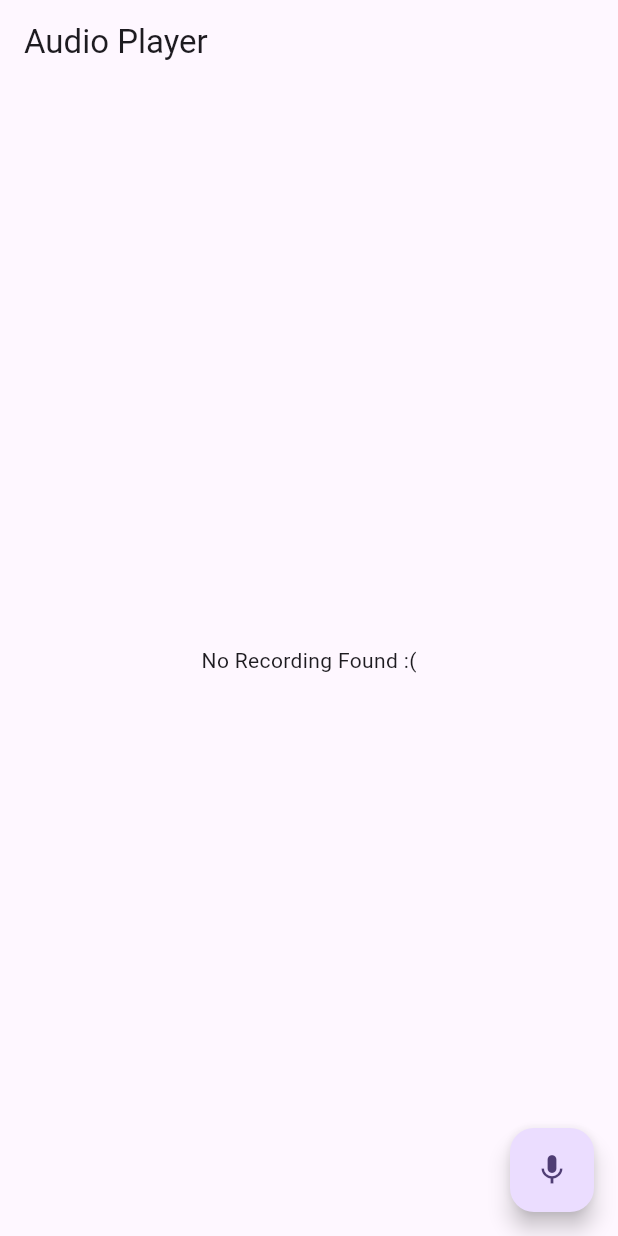
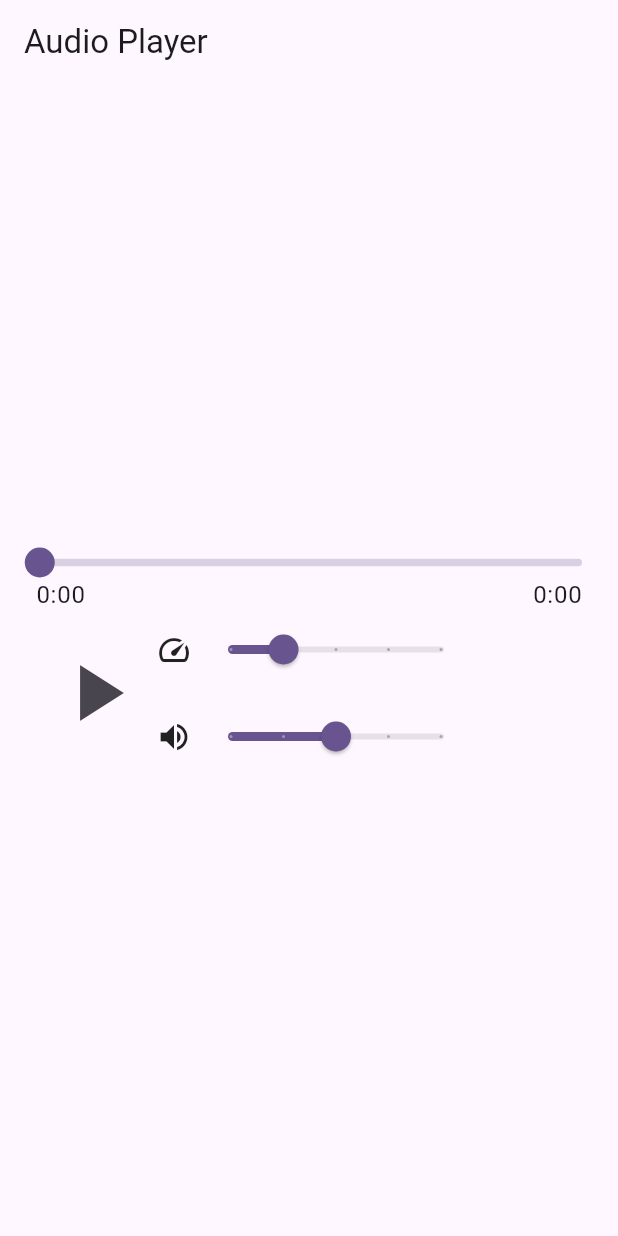
Before and after one commit to Rawnak003/audio_player_recorder, a Flutter app: the screen it shows after launch, on a phone screen of 412 x 824 dp. Run offline on Flutter 3.47's test engine with Material 3 defaults, Android fonts, the phone set to English and light mode, and no system bars; drawn by our look-alikes of audio_video_progress_bar; our stand-ins replace just_audio.

Commit message:
feat: added a proper controlable audio player

```diff
--- a/lib/screen/home_screen.dart
+++ b/lib/screen/home_screen.dart
@@ -1,10 +1,6 @@
-import 'dart:io';
-
+import 'package:audio_video_progress_bar/audio_video_progress_bar.dart';
 import 'package:flutter/material.dart';
 import 'package:just_audio/just_audio.dart';
-import 'package:path/path.dart' as path;
-import 'package:path_provider/path_provider.dart';
-import 'package:record/record.dart';
 
 class HomeScreen extends StatefulWidget {
   const HomeScreen({super.key});
@@ -14,84 +10,150 @@ class HomeScreen extends StatefulWidget {
 }
 
 class _HomeScreenState extends State<HomeScreen> {
-  String? recordingPath;
+  final _player = AudioPlayer();
 
-  final AudioRecorder audioRecorder = AudioRecorder();
-  final AudioPlayer audioPlayer = AudioPlayer();
+  @override
+  void initState() {
+    super.initState();
+    WidgetsFlutterBinding.ensureInitialized();
+    _initAudioPlayer();
+  }
 
-  bool isRecording = false;
-  bool isPlaying = false;
+  Future<void> _initAudioPlayer() async {
+    _player.playbackEventStream.listen(
+      (event) {},
+      onError: (Object e, StackTrace stackTrace) {
+        debugPrint('A stream error occurred: $e');
+      },
+    );
+    try {
+      await _player.setAudioSource(
+        AudioSource.uri(
+          Uri.parse(
+            'https://orangefreesounds.com/wp-content/uploads/2023/10/Calm-sea-sound-effect.mp3',
+          ),
+        ),
+      );
+    } catch (e) {
+      debugPrint("Error loading audio source: $e");
+    }
+  }
+
+  Widget _playerControlButton() {
+    return StreamBuilder<PlayerState>(
+      stream: _player.playerStateStream,
+      builder: (context, snapshot) {
+        final processingState = snapshot.data?.processingState;
+        final playing = snapshot.data?.playing;
+        if (processingState == ProcessingState.loading ||
+            processingState == ProcessingState.buffering) {
+          return Container(
+            margin: const EdgeInsets.all(8.0),
+            width: 64.0,
+            height: 64.0,
+            child: const CircularProgressIndicator(),
+          );
+        } else if (playing != true) {
+          return IconButton(
+            icon: const Icon(Icons.play_arrow),
+            iconSize: 64.0,
+            onPressed: _player.play,
+          );
+        } else if (processingState != ProcessingState.completed) {
+          return IconButton(
+            icon: const Icon(Icons.pause),
+            iconSize: 64.0,
+            onPressed: _player.pause,
+          );
+        } else {
+          return IconButton(
+            icon: const Icon(Icons.replay),
+            iconSize: 64.0,
+            onPressed: () => _player.seek(const Duration(seconds: 0)),
+          );
+        }
+      },
+    );
+  }
+
+  Widget _playerProcessingBar() {
+    return StreamBuilder<Duration?>(
+      stream: _player.positionStream,
+      builder: (context, snapshot) {
+        return ProgressBar(
+          progress: snapshot.data ?? Duration.zero,
+          buffered: _player.bufferedPosition,
+          total: _player.duration ?? Duration.zero,
+          onSeek: (duration) => _player.seek(duration),
+        );
+      },
+    );
+  }
+
+  Widget _controlButtons() {
+    return Column(
+      children: [
+        StreamBuilder(
+          stream: _player.speedStream,
+          builder: (context, snapshot) {
+            return Row(
+              children: [
+                Icon(Icons.speed),
+                Slider(
+                  min: 0.5,
+                  max: 2.0,
+                  divisions: 4,
+                  value: snapshot.data ?? 1,
+                  onChanged: (value) async {
+                    await _player.setSpeed(value);
+                  },
+                ),
+              ],
+            );
+          },
+        ),
+        SizedBox(height: 10,),
+        StreamBuilder(
+          stream: _player.volumeStream,
+          builder: (context, snapshot) {
+            return Row(
+              children: [
+                Icon(Icons.volume_up),
+                Slider(
+                  min: 0,
+                  max: 2.0,
+                  divisions: 4,
+                  value: snapshot.data ?? 1,
+                  onChanged: (value) async {
+                    await _player.setVolume(value);
+                  },
+                ),
+              ],
+            );
+          },
+        ),
+      ],
+    );
+  }
 
   @override
   Widget build(BuildContext context) {
     return Scaffold(
-      appBar: AppBar(title: const Text('Audio Player')),
-      floatingActionButton: _buildFloatingActionButton(),
-      body: _buildBody(),
-    );
-  }
-
-  Widget _buildBody() {
-    return SizedBox(
-      width: double.infinity,
-      height: double.infinity,
-      child: Column(
-        crossAxisAlignment: CrossAxisAlignment.center,
-        mainAxisAlignment: MainAxisAlignment.center,
-        children: [
-          if (recordingPath != null)
-            MaterialButton(
-              onPressed: () async {
-                if (audioPlayer.playing) {
-                  audioPlayer.stop();
-                  setState(() {
-                    isPlaying = false;
-                  });
-                } else {
-                  await audioPlayer.setFilePath(recordingPath!);
-                  await audioPlayer.play();
-                  setState(() {
-                    isPlaying = true;
-                  });
-                }
-              },
-              color: Colors.blue,
-              child: Text(isPlaying ? 'Stop' : 'Play'),
-            ),
-          if (recordingPath == null) const Text('No Recording Found :('),
-        ],
+      appBar: AppBar(title: const Text("Audio Player")),
+      body: SafeArea(
+        child: Padding(
+          padding: const EdgeInsets.symmetric(horizontal: 24.0, vertical: 16.0),
+          child: Column(
+            mainAxisSize: MainAxisSize.max,
+            mainAxisAlignment: MainAxisAlignment.center,
+            crossAxisAlignment: CrossAxisAlignment.center,
+            children: [
+              _playerProcessingBar(),
+              Row(children: [_playerControlButton(), _controlButtons()]),
+            ],
+          ),
+        ),
       ),
     );
   }
-
-  Widget _buildFloatingActionButton() {
-    return FloatingActionButton(
-      child: Icon(isRecording ? Icons.stop : Icons.mic),
-      onPressed: () async {
-        if (isRecording) {
-          String? path = await audioRecorder.stop();
-          if (path != null) {
-            setState(() {
-              isRecording = false;
-              recordingPath = path;
-            });
-          }
-        } else {
-          if (await audioRecorder.hasPermission()) {
-            final Directory appDocumentaryDir =
-                await getApplicationDocumentsDirectory();
-            final String filePath = path.join(
-              appDocumentaryDir.path,
-              'recording.m4a',
-            );
-            await audioRecorder.start(path: filePath, const RecordConfig());
-            setState(() {
-              isRecording = true;
-              recordingPath = null;
-            });
-          }
-        }
-      },
-    );
-  }
 }
--- a/pubspec.yaml
+++ b/pubspec.yaml
@@ -38,6 +38,7 @@ dependencies:
   just_audio: ^0.10.4
   path: ^1.9.1
   path_provider: ^2.1.5
+  audio_video_progress_bar: ^2.0.3
 
 dev_dependencies:
   flutter_test:
```
Also changed, not shown: pubspec.lock.
